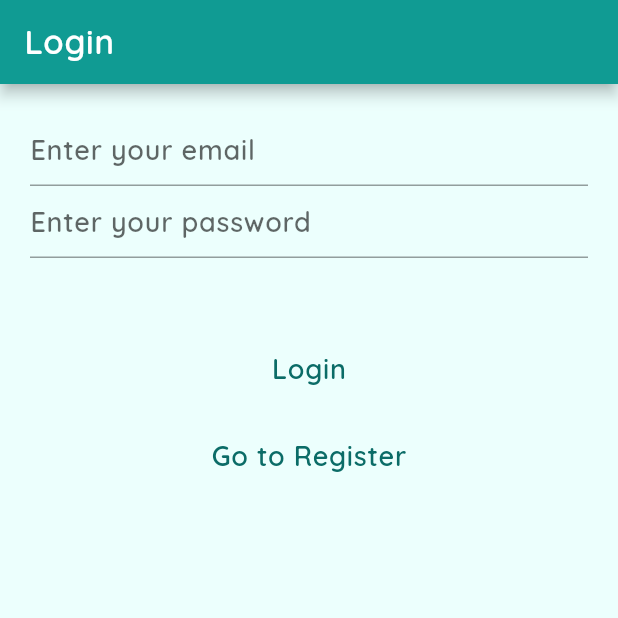
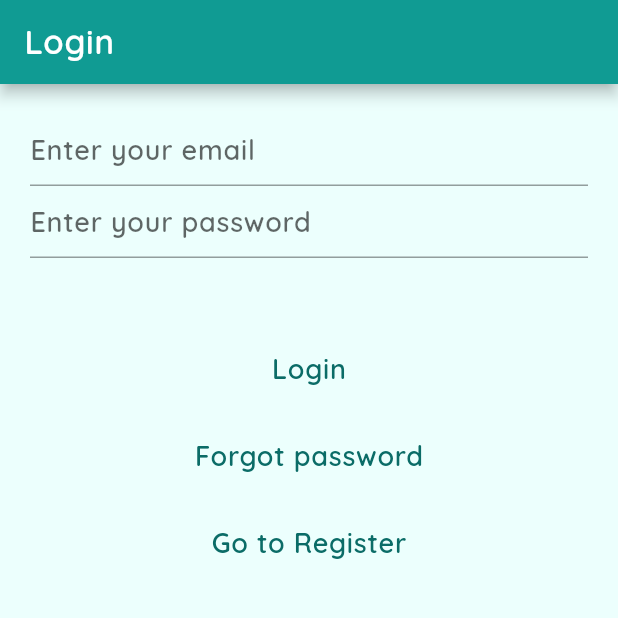
Before and after one commit to yubinkarki/quick-notes, a Flutter app: the screen it shows after launch, on a phone screen of 412 x 824 dp, the top half of it. Run offline on Flutter 3.47's test engine with Material 2 defaults, Android fonts, the phone set to English and light mode, and no system bars; our stand-ins replace bloc, cloud_firestore, equatable, firebase_auth, firebase_core, flutter_bloc and 3 more; accounts and stored records are empty.

Commit message:
Add button

```diff
--- a/lib/views/auth/login_view.dart
+++ b/lib/views/auth/login_view.dart
@@ -119,6 +119,11 @@ class _LoginViewState extends State<LoginView> {
                   ),
                   const SizedBox(height: 10),
                   TextButton(
+                    onPressed: () => context.read<AuthBloc>().add(const AuthEventForgotPassword()),
+                    child: Text(AppStrings.forgotPassword, style: textTheme.labelMedium),
+                  ),
+                  const SizedBox(height: 10),
+                  TextButton(
                     onPressed: () => _handleNavigateToRegister(context),
                     child: Text(AppStrings.goToRegister, style: textTheme.labelMedium),
                   ),
```
